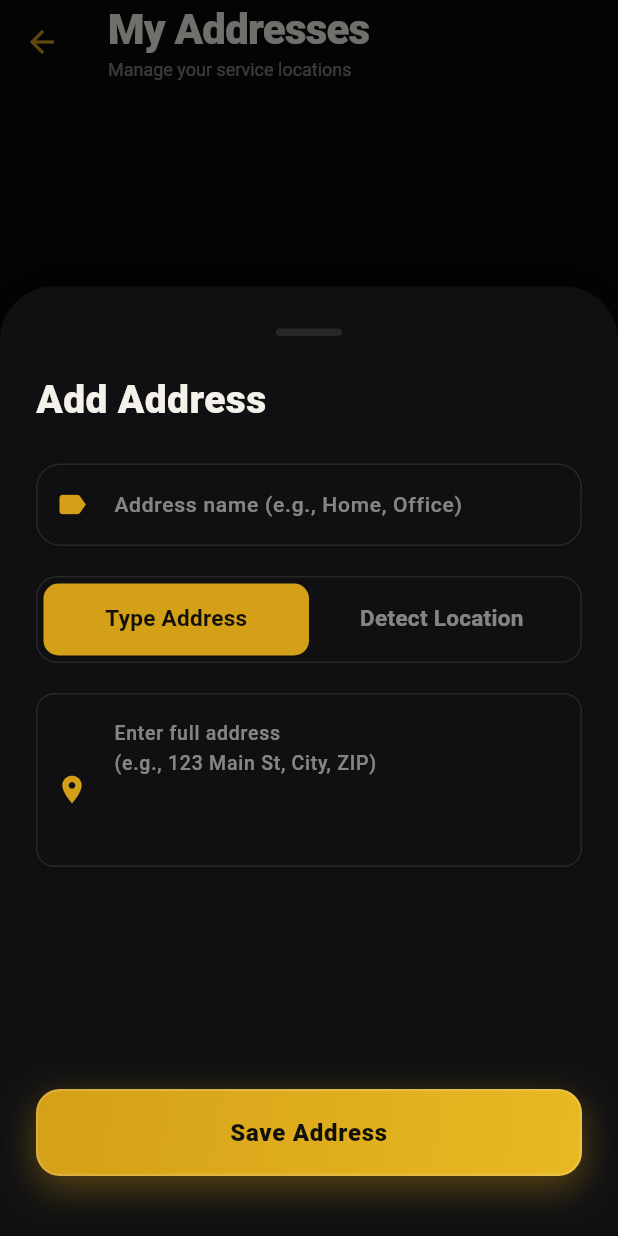
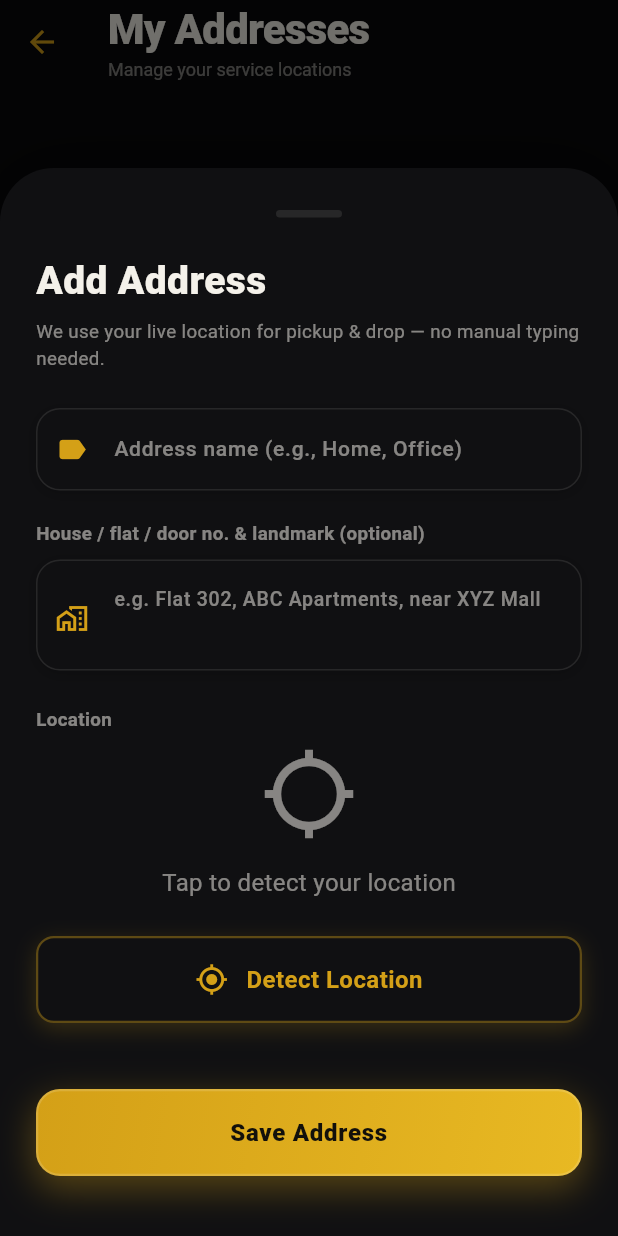
Before and after one commit to keerthi123455/reperi_garage, a Flutter app: the AddressManagementScreen screen opened directly, after a tap on "Add New Address", on a phone screen of 412 x 824 dp. Run offline on Flutter 3.47's test engine with Material 3 defaults, Android fonts, the phone set to English and light mode, and no system bars; our stand-ins replace cached_network_image, geocoding, geolocator, google_fonts, image_picker, material_symbols_icons and 2 more; missing offline and left inert: dart:js_interop, file_selector, onesignal_flutter, razorpay_flutter; accounts and stored records are empty.

Commit message:
just before commit

```diff
--- a/lib/screens/address_management_screen.dart
+++ b/lib/screens/address_management_screen.dart
@@ -143,6 +143,7 @@ class _AddressManagementScreenState extends State<AddressManagementScreen> {
   void _showAddAddressSheet() {
     final nameController = TextEditingController();
     final addressController = TextEditingController();
+    final detailsController = TextEditingController();
 
     showModalBottomSheet(
       context: context,
@@ -153,6 +154,7 @@ class _AddressManagementScreenState extends State<AddressManagementScreen> {
           context: ctx,
           nameController: nameController,
           addressController: addressController,
+          detailsController: detailsController,
           addressService: _addressService,
           onSaved: () {
             _loadAddresses();
@@ -207,24 +209,46 @@ class _AddressManagementScreenState extends State<AddressManagementScreen> {
             )
           : addresses.isEmpty
               ? Center(
+                  child: Padding(
+                    padding: const EdgeInsets.symmetric(horizontal: 40),
                     child: Column(
                       mainAxisAlignment: MainAxisAlignment.center,
                       children: [
-                      Icon(
-                        Icons.location_off,
-                        size: 64,
-                        color: AppColors.mut,
+                        Container(
+                          width: 88,
+                          height: 88,
+                          decoration: BoxDecoration(
+                            shape: BoxShape.circle,
+                            color: goldAccent.withOpacity(0.1),
                           ),
-                      const SizedBox(height: 16),
+                          child: Icon(
+                            Icons.location_off_rounded,
+                            size: 40,
+                            color: goldAccent.withOpacity(0.7),
+                          ),
+                        ),
+                        const SizedBox(height: 20),
                         Text(
                           'No addresses yet',
                           style: TextStyle(
+                            color: AppColors.txt,
+                            fontSize: 18,
+                            fontWeight: FontWeight.w800,
+                          ),
+                        ),
+                        const SizedBox(height: 8),
+                        Text(
+                          'Add one below using your current location — '
+                          'we\'ll use it for pickup and drop-off.',
+                          textAlign: TextAlign.center,
+                          style: TextStyle(
                             color: AppColors.mut,
-                          fontSize: 18,
-                          fontWeight: FontWeight.w600,
+                            fontSize: 13,
+                            height: 1.5,
                           ),
                         ),
                       ],
+                    ),
                   ),
                 )
               : ListView.builder(
@@ -474,6 +498,14 @@ class _AddressInputSheet extends StatefulWidget {
   final BuildContext context;
   final TextEditingController nameController;
   final TextEditingController addressController;
+
+  /// House/flat/door number and landmark — the part reverse-geocoding
+  /// can never know, since it only describes the street/area a GPS point
+  /// falls on. Kept as its own field so it's clearly optional and doesn't
+  /// get confused with the detected address, but is merged into the one
+  /// `address` string the database actually stores.
+  final TextEditingController detailsController;
+
   final AddressService addressService;
   final VoidCallback onSaved;
   final Function(String) onError;
@@ -482,6 +514,7 @@ class _AddressInputSheet extends StatefulWidget {
     required this.context,
     required this.nameController,
     required this.addressController,
+    required this.detailsController,
     required this.addressService,
     required this.onSaved,
     required this.onError,
@@ -491,9 +524,7 @@ class _AddressInputSheet extends StatefulWidget {
   State<_AddressInputSheet> createState() => _AddressInputSheetState();
 }
 
-class _AddressInputSheetState extends State<_AddressInputSheet>
-    with SingleTickerProviderStateMixin {
-  late TabController _tabController;
+class _AddressInputSheetState extends State<_AddressInputSheet> {
   double? selectedLat;
   double? selectedLng;
   bool isDetectingLocation = false;
@@ -501,7 +532,6 @@ class _AddressInputSheetState extends State<_AddressInputSheet>
   @override
   void initState() {
     super.initState();
-    _tabController = TabController(length: 2, vsync: this);
     themeController.addListener(_onThemeChanged);
   }
 
@@ -512,7 +542,6 @@ class _AddressInputSheetState extends State<_AddressInputSheet>
   @override
   void dispose() {
     themeController.removeListener(_onThemeChanged);
-    _tabController.dispose();
     super.dispose();
   }
 
@@ -649,10 +678,14 @@ class _AddressInputSheetState extends State<_AddressInputSheet>
   Future<void> _saveAddress() async {
     FocusScope.of(context).unfocus();
     final name = widget.nameController.text.trim();
-    final address = widget.addressController.text.trim();
+    final detectedAddress = widget.addressController.text.trim();
+    final details = widget.detailsController.text.trim();
+    final locationDetected = selectedLat != null && selectedLng != null;
 
-    // Validate BEFORE attempting to save anything.
-    if (name.isEmpty || address.isEmpty) {
+    // Validate BEFORE attempting to save anything. Manual typing is gone,
+    // so a real detected location is required — there's no fallback
+    // address text to accept instead.
+    if (name.isEmpty || !locationDetected) {
       await showDialog<void>(
         context: context,
         builder: (dialogContext) {
@@ -669,11 +702,11 @@ class _AddressInputSheetState extends State<_AddressInputSheet>
               ),
             ),
             content: Text(
-              name.isEmpty && address.isEmpty
-                  ? 'Please enter an address name and your full address.'
+              name.isEmpty && !locationDetected
+                  ? 'Please enter an address name and detect your location.'
                   : name.isEmpty
                       ? 'Please enter an address name.'
-                      : 'Please enter your full address.',
+                      : 'Please detect your location first.',
               style: TextStyle(
                 color: AppColors.mut,
                 height: 1.4,
@@ -698,12 +731,18 @@ class _AddressInputSheetState extends State<_AddressInputSheet>
       return;
     }
 
+    // House/flat/door number and landmark, when given, lead the address
+    // so it reads naturally: "Flat 302, ABC Apartments, <detected street,
+    // locality, pincode>" rather than being tacked on at the end.
+    final address =
+        details.isEmpty ? detectedAddress : '$details, $detectedAddress';
+
     try {
       await widget.addressService.addAddress(
         name: name,
         address: address,
-        latitude: selectedLat ?? 0.0,
-        longitude: selectedLng ?? 0.0,
+        latitude: selectedLat!,
+        longitude: selectedLng!,
       );
 
       if (!mounted) return;
@@ -805,6 +844,15 @@ class _AddressInputSheetState extends State<_AddressInputSheet>
                   color: AppColors.txt,
                 ),
               ),
+              const SizedBox(height: 6),
+              Text(
+                'We use your live location for pickup & drop — no manual typing needed.',
+                style: TextStyle(
+                  fontSize: 12.5,
+                  color: AppColors.mut,
+                  height: 1.4,
+                ),
+              ),
               const SizedBox(height: 24),
 
               // ===== ADDRESS NAME FIELD =====
@@ -863,54 +911,76 @@ class _AddressInputSheetState extends State<_AddressInputSheet>
               ),
               const SizedBox(height: 20),
 
-              // ===== TAB BAR =====
+              // ===== HOUSE / FLAT / DOOR NO. FIELD =====
+              Text(
+                'House / flat / door no. & landmark (optional)',
+                style: TextStyle(
+                  color: AppColors.mut,
+                  fontSize: 12.5,
+                  fontWeight: FontWeight.w600,
+                ),
+              ),
+              const SizedBox(height: 8),
               Container(
                 decoration: BoxDecoration(
-                  color: AppColors.surfaceRaised,
-                  borderRadius: BorderRadius.circular(14),
-                  border: Border.all(
-                    color: AppColors.line,
-                    width: 1,
+                  borderRadius: BorderRadius.circular(16),
+                  boxShadow: [
+                    BoxShadow(
+                      color: Colors.black.withOpacity(0.2),
+                      blurRadius: 8,
+                      offset: const Offset(0, 2),
+                    ),
+                  ],
+                ),
+                child: TextField(
+                  controller: widget.detailsController,
+                  style: TextStyle(
+                    color: AppColors.txt,
+                    fontSize: 14,
+                    fontWeight: FontWeight.w500,
+                  ),
+                  maxLines: 2,
+                  decoration: InputDecoration(
+                    hintText: 'e.g. Flat 302, ABC Apartments, near XYZ Mall',
+                    hintStyle: TextStyle(color: AppColors.mut, fontSize: 13),
+                    prefixIcon: Padding(
+                      padding: const EdgeInsets.only(top: 4),
+                      child: Icon(Icons.home_work_outlined,
+                          color: goldAccent, size: 22),
+                    ),
+                    filled: true,
+                    fillColor: AppColors.surfaceRaised,
+                    border: OutlineInputBorder(
+                      borderRadius: BorderRadius.circular(16),
+                      borderSide: BorderSide.none,
+                    ),
+                    enabledBorder: OutlineInputBorder(
+                      borderRadius: BorderRadius.circular(16),
+                      borderSide: BorderSide(color: AppColors.line, width: 1),
+                    ),
+                    focusedBorder: OutlineInputBorder(
+                      borderRadius: BorderRadius.circular(16),
+                      borderSide: BorderSide(color: goldAccent, width: 2),
+                    ),
+                    contentPadding: const EdgeInsets.symmetric(
+                      horizontal: 18,
+                      vertical: 16,
                     ),
                   ),
-                padding: const EdgeInsets.all(4),
-                child: TabBar(
-                  controller: _tabController,
-                  indicator: BoxDecoration(
-                    color: goldAccent,
-                    borderRadius: BorderRadius.circular(10),
-                  ),
-                  indicatorSize: TabBarIndicatorSize.tab,
-                  labelStyle: const TextStyle(
-                    fontWeight: FontWeight.w700,
-                    fontSize: 15,
-                    letterSpacing: 0.2,
-                  ),
-                  labelColor: AppColors.onAccentDark,
-                  unselectedLabelColor: AppColors.mut,
-                  labelPadding: EdgeInsets.zero,
-                  splashFactory: NoSplash.splashFactory,
-                  dividerColor: Colors.transparent,
-                  tabs: const [
-                    Tab(text: 'Type Address'),
-                    Tab(text: 'Detect Location'),
-                  ],
                 ),
               ),
-              const SizedBox(height: 20),
+              const SizedBox(height: 24),
 
-              // ===== TAB CONTENT =====
-              SizedBox(
-                height: 220,
-                child: TabBarView(
-                  controller: _tabController,
-                  children: [
-                    // Tab 1: Manual Entry
-                    _ManualEntryTab(
-                      addressController: widget.addressController,
+              // ===== LOCATION =====
+              Text(
+                'Location',
+                style: TextStyle(
+                  color: AppColors.mut,
+                  fontSize: 12.5,
+                  fontWeight: FontWeight.w600,
                 ),
-
-                    // Tab 2: Detect Location
+              ),
+              const SizedBox(height: 8),
               _DetectLocationTab(
                 isDetecting: isDetectingLocation,
                 isLocationDetected:
@@ -924,9 +994,6 @@ class _AddressInputSheetState extends State<_AddressInputSheet>
                     widget.addressController.clear();
                   });
                 },
-                    ),
-                  ],
-                ),
               ),
               const SizedBox(height: 24),
 
@@ -1028,85 +1095,7 @@ class _AddressInputSheetState extends State<_AddressInputSheet>
   }
 }
 
-// ===== TAB 1: MANUAL ENTRY =====
-class _ManualEntryTab extends StatefulWidget {
-  final TextEditingController addressController;
-
-  const _ManualEntryTab({
-    required this.addressController,
-  });
-
-  @override
-  State<_ManualEntryTab> createState() => _ManualEntryTabState();
-}
-
-class _ManualEntryTabState extends State<_ManualEntryTab> {
-  @override
-  Widget build(BuildContext context) {
-    return Column(
-      children: [
-        Container(
-          decoration: BoxDecoration(
-            borderRadius: BorderRadius.circular(12),
-            boxShadow: [
-              BoxShadow(
-                color: Colors.black.withOpacity(0.2),
-                blurRadius: 8,
-                offset: const Offset(0, 2),
-              ),
-            ],
-          ),
-          child: TextField(
-            controller: widget.addressController,
-            style: TextStyle(
-              color: AppColors.txt,
-              fontSize: 14,
-              fontWeight: FontWeight.w500,
-            ),
-            maxLines: 4,
-            decoration: InputDecoration(
-              hintText: 'Enter full address\n(e.g., 123 Main St, City, ZIP)',
-              hintStyle: TextStyle(
-                color: AppColors.mut,
-                fontSize: 13,
-              ),
-              prefixIcon: Padding(
-                padding: const EdgeInsets.only(top: 12.0),
-                child: Icon(Icons.location_on, color: goldAccent, size: 22),
-              ),
-              filled: true,
-              fillColor: AppColors.surfaceRaised,
-              border: OutlineInputBorder(
-                borderRadius: BorderRadius.circular(12),
-                borderSide: BorderSide.none,
-              ),
-              enabledBorder: OutlineInputBorder(
-                borderRadius: BorderRadius.circular(12),
-                borderSide: BorderSide(
-                  color: AppColors.line,
-                  width: 1,
-                ),
-              ),
-              focusedBorder: OutlineInputBorder(
-                borderRadius: BorderRadius.circular(12),
-                borderSide: BorderSide(
-                  color: goldAccent,
-                  width: 2,
-                ),
-              ),
-              contentPadding: const EdgeInsets.symmetric(
-                horizontal: 18,
-                vertical: 16,
-              ),
-            ),
-          ),
-        ),
-      ],
-    );
-  }
-}
-
-// ===== TAB 2: DETECT LOCATION =====
+// ===== DETECT LOCATION =====
 class _DetectLocationTab extends StatelessWidget {
   final bool isDetecting;
   final bool isLocationDetected;
--- a/lib/screens/inspection_screen.dart
+++ b/lib/screens/inspection_screen.dart
@@ -253,9 +253,11 @@ class _InspectionScreenState extends State<InspectionScreen> {
       'pickup_address': defaultAddr?['address'],
       'pickup_latitude': defaultAddr?['latitude'],
       'pickup_longitude': defaultAddr?['longitude'],
+      'pickup_address_name': defaultAddr?['name'],
       'dropoff_address': defaultAddr?['address'],
       'dropoff_latitude': defaultAddr?['latitude'],
       'dropoff_longitude': defaultAddr?['longitude'],
+      'dropoff_address_name': defaultAddr?['name'],
       'delivery_partner_id': deliveryPartnerId,
       // Always yes — a vehicle health check is doorstep pickup/drop by
       // nature, no opt-out toggle for this service.
--- a/lib/screens/pollution_screen.dart
+++ b/lib/screens/pollution_screen.dart
@@ -80,9 +80,11 @@ class _PollutionScreenState extends State<PollutionScreen> {
       'pickup_address': defaultAddr?['address'],
       'pickup_latitude': defaultAddr?['latitude'],
       'pickup_longitude': defaultAddr?['longitude'],
+      'pickup_address_name': defaultAddr?['name'],
       'dropoff_address': defaultAddr?['address'],
       'dropoff_latitude': defaultAddr?['latitude'],
       'dropoff_longitude': defaultAddr?['longitude'],
+      'dropoff_address_name': defaultAddr?['name'],
       'delivery_partner_id': deliveryPartnerId,
       // Always yes — a pollution certificate check is doorstep
       // pickup/drop by nature, no opt-out toggle for this service.
--- a/lib/screens/subscriptions_screen.dart
+++ b/lib/screens/subscriptions_screen.dart
@@ -3,6 +3,7 @@ import 'payment_screen.dart';
 import 'package:supabase_flutter/supabase_flutter.dart';
 import '../theme/app_colors.dart';
 import '../theme/theme_controller.dart';
+import '../services/address_service.dart';
 
 class SubscriptionsScreen extends StatefulWidget {
   final String vehicleId;
@@ -174,6 +175,7 @@ class _SubscriptionsScreenState extends State<SubscriptionsScreen> {
 
       final planDetails = _getPlanDetails();
       final endDate = DateTime.now().add(const Duration(days: 30));
+      final defaultAddr = await AddressService().getDefaultAddress();
 
       await Supabase.instance.client.from('subscriptions').insert({
         'user_id': user.id,
@@ -186,6 +188,10 @@ class _SubscriptionsScreenState extends State<SubscriptionsScreen> {
         'end_date': endDate.toIso8601String(),
         'payment_id': paymentId,
         'order_id': orderId,
+        'pickup_address': defaultAddr?['address'],
+        'pickup_latitude': defaultAddr?['latitude'],
+        'pickup_longitude': defaultAddr?['longitude'],
+        'pickup_address_name': defaultAddr?['name'],
       });
 
       print('✅ Subscription saved to database');
```
Also changed, not shown: lib/screens/payment_screen.dart (+46 -0 lines), lib/services/service_area.dart (added, +46 -0 lines), 2 other files. Lines whose indentation alone changed are shown as unchanged.
